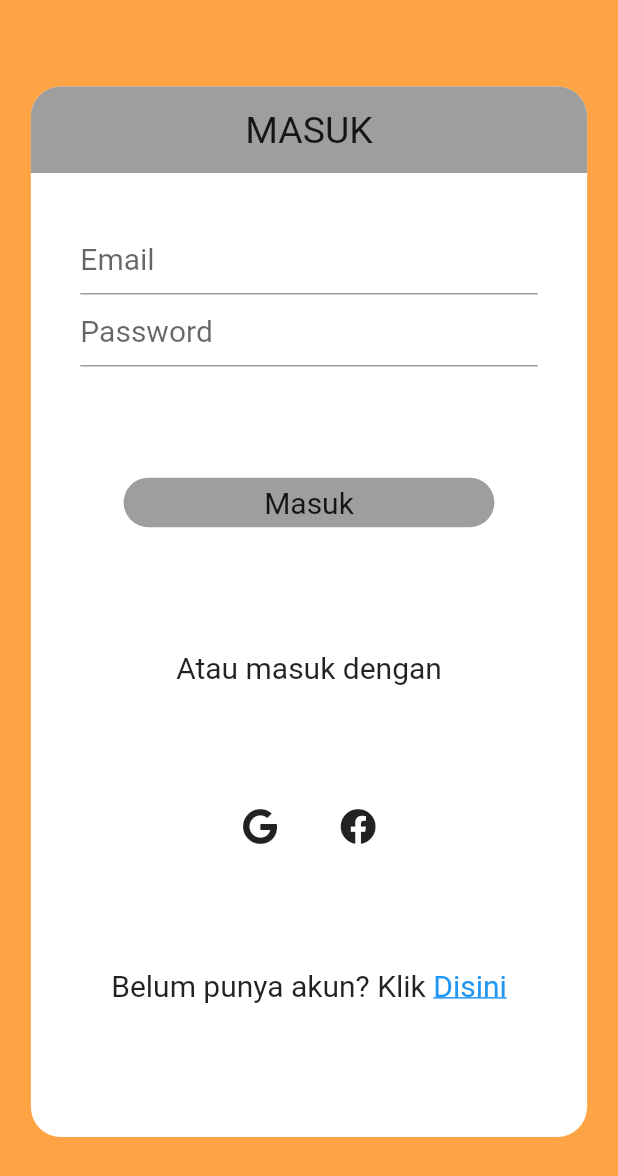
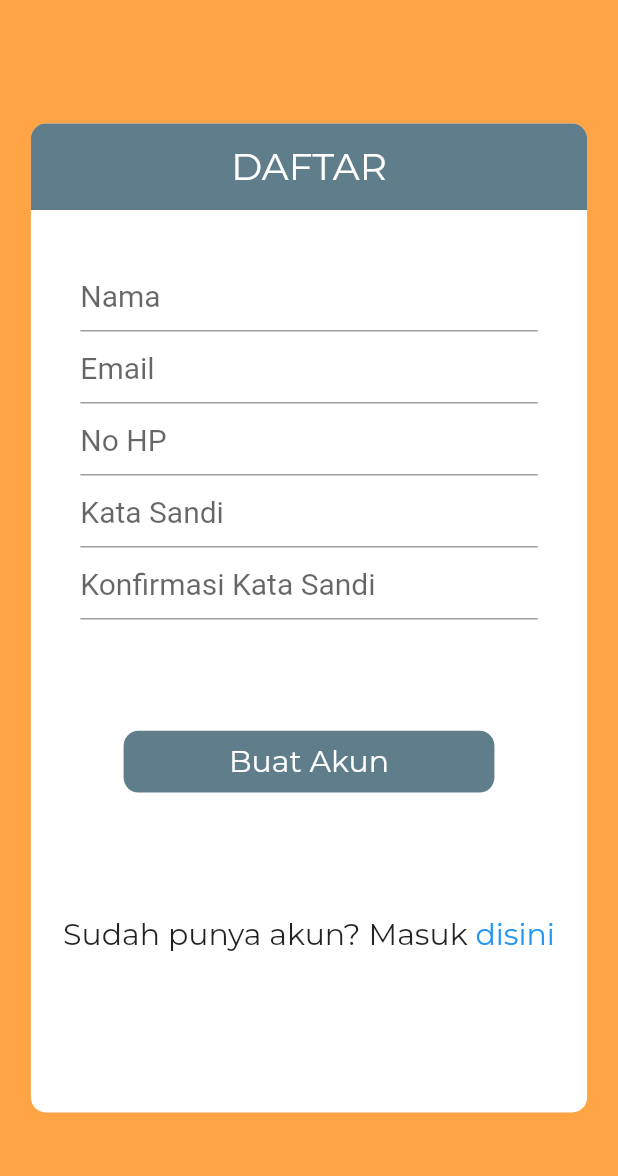
Before and after one commit to gilprad/Project-Mobile, a Flutter app: the screen it shows after launch, on a phone screen of 412 x 824 dp. Shown: the top 1176 px of the screen. Run offline on Flutter 3.47's test engine with Material 2 defaults, Android fonts, the phone set to English and light mode, and no system bars; our stand-ins replace google_fonts.

Commit message:
adding many component

```diff
--- /dev/null
+++ b/lib/components/buton.dart
@@ -0,0 +1,24 @@
+import 'package:flutter/material.dart';
+import 'package:gurita/components/responsive.dart';
+import 'package:gurita/components/teks.dart';
+
+class Buttons extends StatelessWidget {
+  final String isiButton;
+  Buttons({this.isiButton});
+  @override
+  Widget build(BuildContext context) {
+    return Container(
+      height: displayHeight(context) * 0.05,
+      width: displayWidth(context) * 0.6,
+      decoration: BoxDecoration(
+          color: Colors.blueGrey,
+          borderRadius: BorderRadius.all(Radius.circular(10))),
+      child: Center(
+          child: Teks(
+        isi: "${isiButton}",
+        size: 20,
+        warna: Colors.white,
+      )),
+    );
+  }
+}
--- /dev/null
+++ b/lib/components/form.dart
@@ -0,0 +1,18 @@
+import 'package:flutter/material.dart';
+
+class Forms extends StatelessWidget {
+  final String forms;
+  final bool hide;
+
+  Forms({this.forms, this.hide = false});
+  @override
+  Widget build(BuildContext context) {
+    return TextFormField(
+      decoration: InputDecoration(
+        hintText: "$forms",
+      ),
+      style: TextStyle(fontSize: 20),
+      obscureText: hide,
+    );
+  }
+}
--- /dev/null
+++ b/lib/components/responsive.dart
@@ -0,0 +1,13 @@
+import 'package:flutter/material.dart';
+
+Size displaySize(BuildContext context) {
+  return MediaQuery.of(context).size;
+}
+
+double displayHeight(BuildContext context, {int number = 1}) {
+  return displaySize(context).height * number;
+}
+
+double displayWidth(BuildContext context, {int number = 1}) {
+  return displaySize(context).width * number;
+}
--- /dev/null
+++ b/lib/components/routes.dart
@@ -0,0 +1,9 @@
+import 'package:flutter/material.dart';
+
+class Routes {
+  static changePage(BuildContext context, StatefulWidget pages) {
+    Navigator.push(context, MaterialPageRoute(builder: (_) {
+      return pages;
+    }));
+  }
+}
--- /dev/null
+++ b/lib/components/teks.dart
@@ -0,0 +1,22 @@
+import 'package:flutter/material.dart';
+import 'package:google_fonts/google_fonts.dart';
+
+class Teks extends StatelessWidget {
+  final String isi;
+  final double size;
+  final FontWeight weight;
+  final TextAlign arah;
+  final Color warna;
+  Teks({this.isi, this.size, this.weight, this.arah, this.warna});
+  @override
+  Widget build(BuildContext context) {
+    return Text(
+      "${isi}",
+      style: GoogleFonts.montserrat(
+          fontSize: size, fontWeight: weight, color: warna),
+      maxLines: 3,
+      overflow: TextOverflow.ellipsis,
+      textAlign: arah,
+    );
+  }
+}
--- a/lib/login.dart
+++ b/lib/login.dart
@@ -1,6 +1,9 @@
 import 'package:flutter/material.dart';
-import 'package:font_awesome_flutter/font_awesome_flutter.dart';
+import 'package:gurita/components/buton.dart';
 import 'package:gurita/components/constant.dart';
+import 'package:gurita/components/form.dart';
+import 'package:gurita/components/responsive.dart';
+import 'package:gurita/components/teks.dart';
 
 class login extends StatefulWidget {
   @override
@@ -10,114 +13,83 @@ class login extends StatefulWidget {
 class _loginState extends State<login> {
   @override
   Widget build(BuildContext context) {
-    Size size = MediaQuery.of(context).size;
     return Scaffold(
       backgroundColor: primaryColor,
       body: SingleChildScrollView(
         child: Container(
+          height: displayHeight(context),
           padding: EdgeInsets.symmetric(
-              horizontal: size.width * 0.05, vertical: size.height * 0.07),
-          width: size.width,
-          height: size.height,
+              horizontal: displayWidth(context) * 0.05,
+              vertical: displayHeight(context) * 0.07),
+          width: displayWidth(context),
           child: Column(
+            mainAxisAlignment: MainAxisAlignment.center,
             children: [
               Container(
-                width: size.width * 1,
-                height: size.height * 0.85,
+                height: displayHeight(context) * 0.6,
                 decoration: BoxDecoration(
                     color: Colors.white,
-                    borderRadius: BorderRadius.circular(20)),
+                    borderRadius: BorderRadius.circular(10)),
                 child: Column(
                   children: [
                     Container(
-                      width: size.width * 1,
-                      height: size.height * 0.07,
+                      height: displayHeight(context) * 0.07,
                       decoration: BoxDecoration(
-                          color: Colors.grey,
+                          color: Colors.blueGrey,
                           borderRadius: BorderRadius.only(
-                              topLeft: Radius.circular(20),
-                              topRight: Radius.circular(20))),
+                              topLeft: Radius.circular(10),
+                              topRight: Radius.circular(10))),
                       child: Center(
-                        child: Text(
-                          "MASUK",
-                          style: TextStyle(fontSize: 25),
-                        ),
-                      ),
+                          child: Teks(
+                        isi: "MASUK",
+                        size: 25,
+                        warna: Colors.white,
+                      )),
                     ),
                     SizedBox(
-                      height: size.height * 0.04,
+                      height: displayHeight(context) * 0.04,
                     ),
                     Container(
-                      padding:
-                          EdgeInsets.symmetric(horizontal: size.width * 0.08),
+                      padding: EdgeInsets.symmetric(
+                          horizontal: displayWidth(context) * 0.08),
                       child: Column(
                         children: [
-                          TextFormField(
-                            decoration: (InputDecoration(
-                                hintText: "Email",
-                                hintStyle: TextStyle(fontSize: 20))),
+                          Forms(
+                            forms: "Email",
                           ),
-                          TextFormField(
-                            decoration: (InputDecoration(
-                                hintText: "Password",
-                                hintStyle: TextStyle(fontSize: 20))),
-                            obscureText: true,
+                          Forms(
+                            forms: "Kata Sandi",
+                            hide: true,
                           )
                         ],
                       ),
                     ),
                     SizedBox(
-                      height: size.height * 0.09,
+                      height: displayHeight(context) * 0.09,
                     ),
-                    Container(
-                        child: Center(
-                          child: Text(
-                            "Masuk",
-                            style: TextStyle(fontSize: 20),
-                          ),
-                        ),
-                        height: size.height * 0.04,
-                        width: size.width * 0.6,
-                        decoration: BoxDecoration(
-                            color: Colors.grey,
-                            borderRadius:
-                                BorderRadius.all(Radius.circular(20)))),
-                    SizedBox(
-                      height: size.height * 0.1,
-                    ),
-                    Text(
-                      "Atau masuk dengan",
-                      style: TextStyle(fontSize: 20),
+                    InkWell(
+                      onTap: () {},
+                      child: Buttons(
+                        isiButton: "Masuk",
+                      ),
                     ),
                     SizedBox(
-                      height: size.height * 0.1,
+                      height: displayHeight(context) * 0.1,
                     ),
                     Row(
                       mainAxisAlignment: MainAxisAlignment.center,
                       children: [
-                        Icon(FontAwesomeIcons.google),
-                        SizedBox(
-                          width: size.width * 0.1,
+                        Teks(
+                          isi: "Belum punya akun? Klik ",
+                          size: 20,
                         ),
-                        Icon(FontAwesomeIcons.facebook)
-                      ],
-                    ),
-                    SizedBox(
-                      height: size.height * 0.1,
-                    ),
-                    Row(
-                      mainAxisAlignment: MainAxisAlignment.center,
-                      children: [
-                        Text(
-                          "Belum punya akun? Klik ",
-                          style: TextStyle(fontSize: 20),
-                        ),
-                        Text(
-                          "Disini",
-                          style: TextStyle(
-                              fontSize: 20,
-                              color: Colors.blue,
-                              decoration: TextDecoration.underline),
+                        InkWell(
+                          onTap: () {},
+                          child: Teks(
+                            isi: "disini",
+                            size: 20,
+                            warna: Colors.blue,
+                          ),
                         )
                       ],
                     )
--- a/lib/main.dart
+++ b/lib/main.dart
@@ -1,5 +1,6 @@
 import 'package:flutter/material.dart';
 import 'package:gurita/login.dart';
+import 'package:gurita/signup.dart';
 import 'package:gurita/splashscreen.dart';
 
 void main() {
@@ -12,7 +13,7 @@ class MyApp extends StatelessWidget {
     return MaterialApp(
       debugShowCheckedModeBanner: false,
       title: "Gurita",
-      home: splashScreen(),
+      home: signUp(),
     );
   }
 }
--- a/lib/signup.dart
+++ b/lib/signup.dart
@@ -0,0 +1,115 @@
+import 'package:flutter/material.dart';
+import 'package:gurita/components/buton.dart';
+import 'package:gurita/components/constant.dart';
+import 'package:gurita/components/form.dart';
+import 'package:gurita/components/responsive.dart';
+import 'package:gurita/components/teks.dart';
+
+class signUp extends StatefulWidget {
+  @override
+  _signUpState createState() => _signUpState();
+}
+
+class _signUpState extends State<signUp> {
+  @override
+  Widget build(BuildContext context) {
+    return Scaffold(
+      backgroundColor: primaryColor,
+      body: SingleChildScrollView(
+        child: Container(
+          height: displayHeight(context),
+          padding: EdgeInsets.symmetric(
+              horizontal: displayWidth(context) * 0.05,
+              vertical: displayHeight(context) * 0.07),
+          width: displayWidth(context),
+          child: Column(
+            mainAxisAlignment: MainAxisAlignment.center,
+            children: [
+              Container(
+                height: displayHeight(context) * 0.8,
+                decoration: BoxDecoration(
+                    color: Colors.white,
+                    borderRadius: BorderRadius.circular(10)),
+                child: Column(
+                  children: [
+                    Container(
+                      height: displayHeight(context) * 0.07,
+                      decoration: BoxDecoration(
+                          color: Colors.blueGrey,
+                          borderRadius: BorderRadius.only(
+                              topLeft: Radius.circular(10),
+                              topRight: Radius.circular(10))),
+                      child: Center(
+                          child: Teks(
+                        isi: "DAFTAR",
+                        size: 25,
+                        warna: Colors.white,
+                      )),
+                    ),
+                    SizedBox(
+                      height: displayHeight(context) * 0.04,
+                    ),
+                    Container(
+                      padding: EdgeInsets.symmetric(
+                          horizontal: displayWidth(context) * 0.08),
+                      child: Column(
+                        children: [
+                          Forms(
+                            forms: "Nama",
+                          ),
+                          Forms(
+                            forms: "Email",
+                          ),
+                          Forms(
+                            forms: "No HP",
+                          ),
+                          Forms(
+                            forms: "Kata Sandi",
+                            hide: true,
+                          ),
+                          Forms(
+                            forms: "Konfirmasi Kata Sandi",
+                            hide: true,
+                          )
+                        ],
+                      ),
+                    ),
+                    SizedBox(
+                      height: displayHeight(context) * 0.09,
+                    ),
+                    InkWell(
+                      onTap: () {},
+                      child: Buttons(
+                        isiButton: "Buat Akun",
+                      ),
+                    ),
+                    SizedBox(
+                      height: displayHeight(context) * 0.1,
+                    ),
+                    Row(
+                      mainAxisAlignment: MainAxisAlignment.center,
+                      children: [
+                        Teks(
+                          isi: "Sudah punya akun? Masuk ",
+                          size: 20,
+                        ),
+                        InkWell(
+                          onTap: () {},
+                          child: Teks(
+                            isi: "disini",
+                            size: 20,
+                            warna: Colors.blue,
+                          ),
+                        )
+                      ],
+                    )
+                  ],
+                ),
+              ),
+            ],
+          ),
+        ),
+      ),
+    );
+  }
+}
--- a/pubspec.yaml
+++ b/pubspec.yaml
@@ -24,6 +24,7 @@ dependencies:
 
   font_awesome_flutter: ^8.10.0
   flutter_svg: ^0.19.1
+  google_fonts: ^1.1.1
 
   flutter:
     sdk: flutter
```
Also changed, not shown: pubspec.lock.
